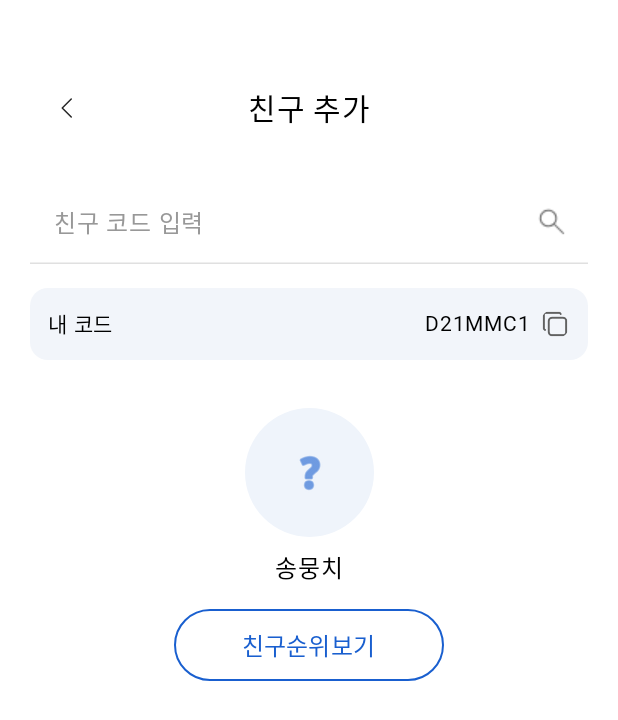
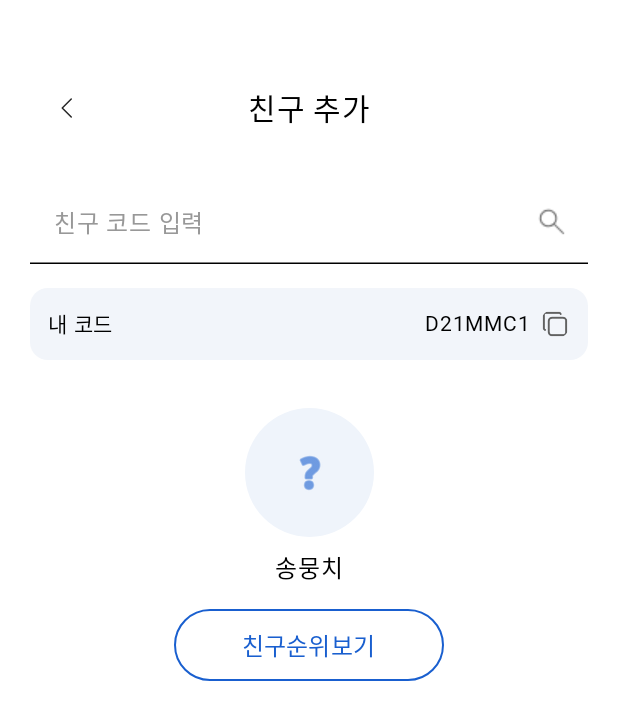
Before and after one commit to Malmungchi-2025/malmungchi-android, an Android app built with Jetpack Compose: the @Preview function PreviewFriendAdd_Added, on a phone screen of 412 x 824 dp. Shown: the top 720 px of the screen. Run offline under Robolectric (Android 15) with nearby library versions, the phone set to English and light mode, and no system bars; our stand-ins replace Dagger/Hilt's generated code; network calls fail; Roboto replaces fonts that are not available here.

Commit message:
💄 feature/#8 : 친구 ui 리펙토링을 진행함.

```diff
--- a/feature/friend/src/main/java/com/malmungchi/feature/friend/FriendAddScreen.kt
+++ b/feature/friend/src/main/java/com/malmungchi/feature/friend/FriendAddScreen.kt
@@ -122,7 +122,7 @@ fun FriendAddScreen(
                         fontFamily = Pretendard,
                         fontSize = 16.sp,
                         fontWeight = FontWeight.Medium,
-                        color = GrayTextSub
+                        color = Color(0xFF989898)
                     )
                 },
                 singleLine = true,
@@ -142,7 +142,7 @@ fun FriendAddScreen(
                     }
                 ),
 
-                // yw- 돋보기 아이콘 추가 및 기능 구현
+                // yw- 돋보기 아이콘 추가 및 기능 구현 -> 사랑해요...
                 // 기본 상태 돋보기였다가 검색을 누르면 x로 전환 x로 누르면 다시 돋보기 아이콘으로
                 trailingIcon = {
                     if (!searchPressed) {
@@ -179,8 +179,8 @@ fun FriendAddScreen(
                 },
                 colors = TextFieldDefaults.colors(
                     focusedIndicatorColor = BrandBlue,
-                    unfocusedIndicatorColor = CopyBg,
-                    disabledIndicatorColor = CopyBg,
+                    unfocusedIndicatorColor = Color.Black,
+                    disabledIndicatorColor = Color.Black,
                     cursorColor = BrandBlue,
                     focusedContainerColor = Color.Transparent,
                     unfocusedContainerColor = Color.Transparent,
```
